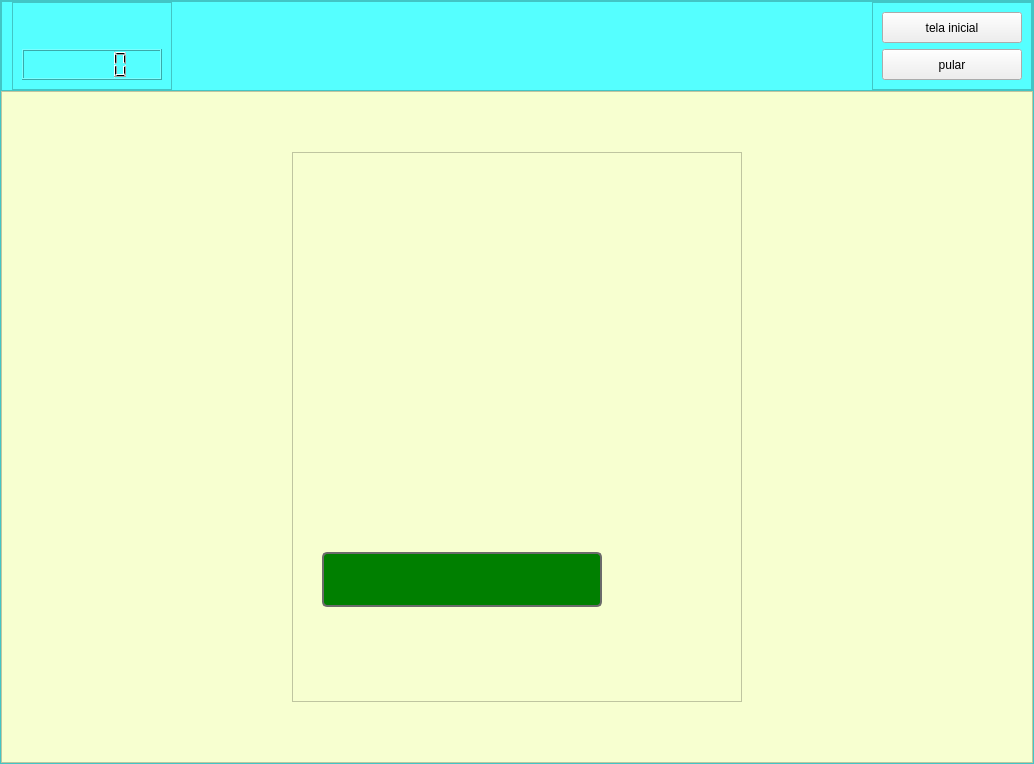
Qt form App/Desenvolvimento/src/main/python/mainUi.ui (wesleyrodrigues/TCC) before a commit.
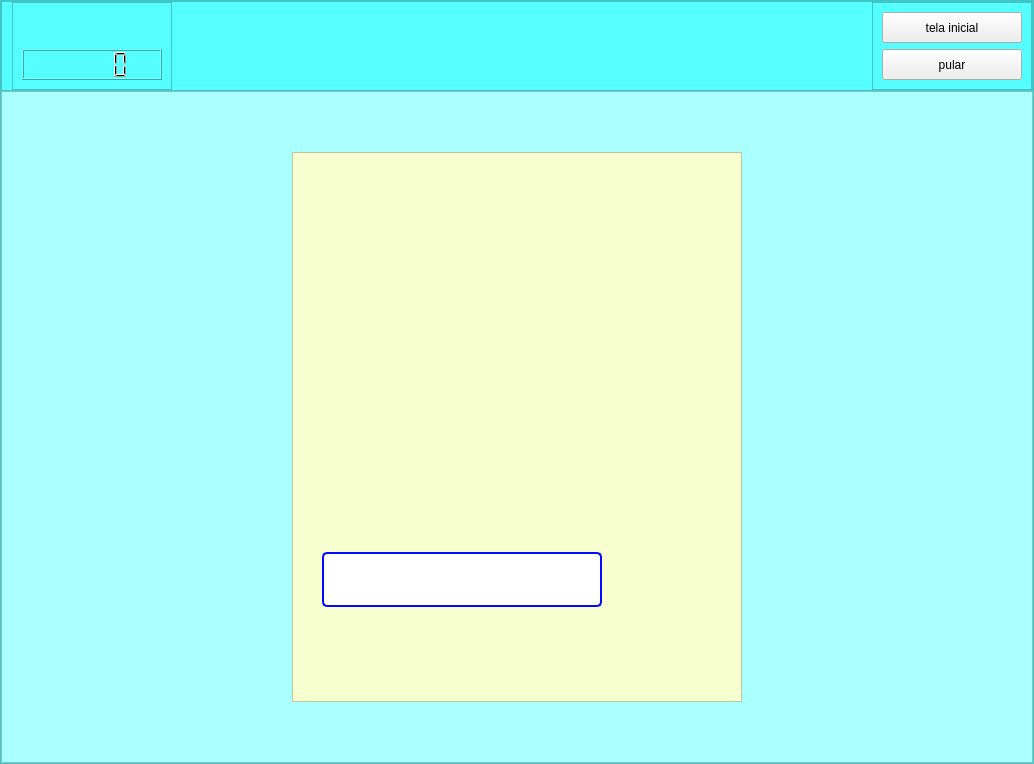
The same form after that commit. The open tabs and pages were chosen to show the change. Icons and pictures are not drawn.

The edit to the form file:
```diff
--- a/App/Desenvolvimento/src/main/python/mainUi.ui
+++ b/App/Desenvolvimento/src/main/python/mainUi.ui
@@ -1629,6 +1629,9 @@
           </layout>
          </widget>
          <widget class="QWidget" name="tela_atividade_digt_nome_imagem">
+          <property name="styleSheet">
+           <string notr="true">background-color: rgb(170, 255, 255);</string>
+          </property>
           <layout class="QHBoxLayout" name="horizontalLayout_5">
            <property name="spacing">
             <number>0</number>
@@ -1647,9 +1650,6 @@
            </property>
            <item>
             <widget class="QFrame" name="frame_2">
-             <property name="styleSheet">
-              <string notr="true">background-color: rgb(247, 255, 208);</string>
-             </property>
              <property name="frameShape">
               <enum>QFrame::StyledPanel</enum>
              </property>
@@ -1666,7 +1666,7 @@
                  </size>
                 </property>
                 <property name="styleSheet">
-                 <string notr="true"/>
+                 <string notr="true">background-color: rgb(247, 255, 208);</string>
                 </property>
                 <property name="frameShape">
                  <enum>QFrame::StyledPanel</enum>
@@ -1690,9 +1690,10 @@
                  </property>
                  <property name="styleSheet">
                   <string notr="true">QLineEdit {
-	border: 2px solid rgb(107, 107, 107);
+	border: 2px solid rgb(5, 9, 255);
 	border-radius: 5px;
-	background-color:rgb(0, 127, 0)
+	background-color: rgb(255, 255, 255);
+	
 }</string>
                  </property>
                  <property name="text">
```
Left out of the diff: 24 changed lines with no effect on the pictures.
